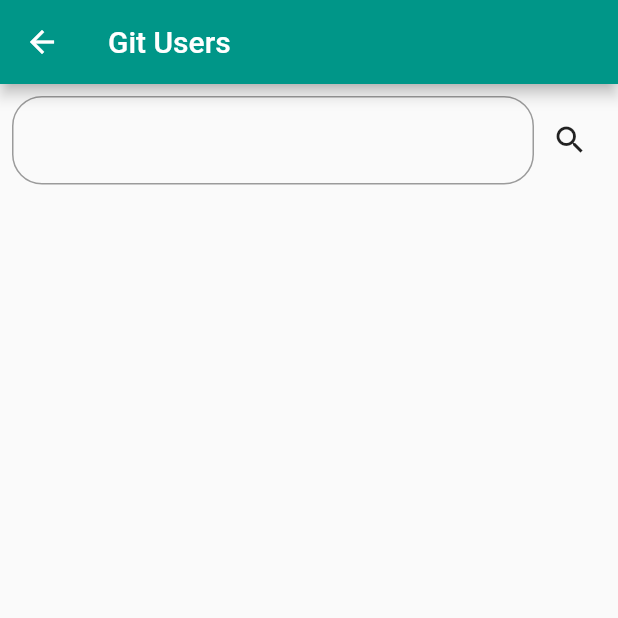
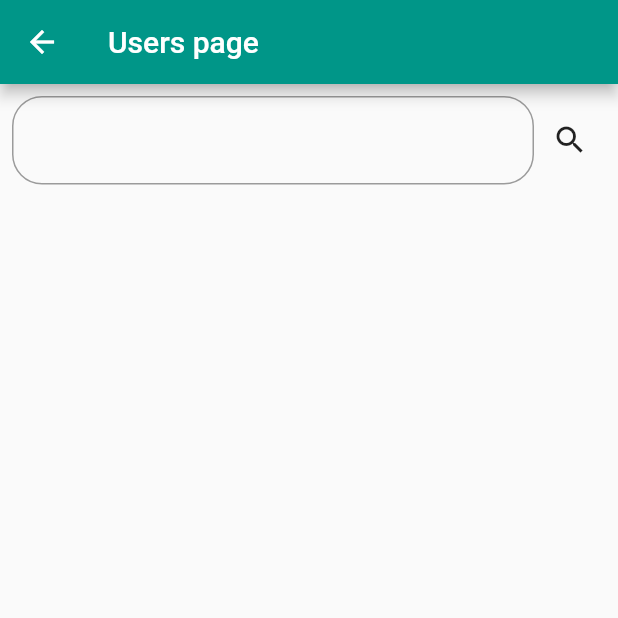
Before and after one commit to aliloumehdi/github_users_bloc, a Flutter app: the GitUsersPage screen opened directly, on a phone screen of 412 x 824 dp, the top half of it. Run offline on Flutter 3.47's test engine with Material 2 defaults, Android fonts, the phone set to English and light mode, and no system bars; our stand-ins replace bloc, flutter_bloc, lazy_load_scrollview, qr_flutter.

Commit message:
Update on user search

```diff
--- a/lib/bloc/users.bloc.dart
+++ b/lib/bloc/users.bloc.dart
@@ -8,50 +8,57 @@ class SearchUsersEvent extends UsersEvent{
   final int currentPage;
   final int totalePages;
   final int pageSize;
-  final String currentKeyword;
-  SearchUsersEvent({required this.currentKeyword,required this.currentPage, required this.pageSize, required this.totalePages});
+  final String key;
+
+
+  SearchUsersEvent({required  this.key,required this.currentPage, required this.pageSize, required this.totalePages});
 
 
 }
 
-class NextPage extends SearchUsersEvent {
-  NextPage({required super.currentKeyword, required super.currentPage, required super.pageSize, required super.totalePages});
-  // NextPage({required super.key, required super.currentPage, required super.pageSize});
+class NextPageEvent extends SearchUsersEvent {
+  NextPageEvent({required String key, required int currentPage, required int pageSize,required int totalePages}) : super(key : key,currentPage:  currentPage, pageSize: pageSize,totalePages : totalePages);
 }
 abstract class UsersState{
 
-  final List<User> list;
+  final List<User> users;
   final int currentPage;
   final int totalePages;
   final int pageSize;
-  final String currentKeyword;
+  final String key;
 
-  UsersState({required this.currentKeyword,required this.list, required this.currentPage , required this.totalePages,required this.pageSize});
+  UsersState({required this.key,required this.users, required this.currentPage , required this.totalePages,required this.pageSize});
 
 }
 class SearchUsersSuccessState extends UsersState {
-  SearchUsersSuccessState({required super.currentKeyword, required super.list, required super.currentPage, required super.totalePages, required super.pageSize});
+  SearchUsersSuccessState({required super.key, required super.users, required super.currentPage, required super.totalePages, required super.pageSize});
+
 
 
 
 
 }
 class SearchUsersIsLoadingState extends UsersState{
-  SearchUsersIsLoadingState({required super.currentKeyword, required super.list, required super.currentPage, required super.totalePages, required super.pageSize});
+  SearchUsersIsLoadingState({required super.key, required super.users, required super.currentPage, required super.totalePages, required super.pageSize});
+
+
 
 }
 class SearchUsersErrorState extends UsersState{
 
 
-   final String errorMessage;
+  final String error;
 
-  SearchUsersErrorState({required super.currentKeyword, required super.list, required super.currentPage, required super.totalePages, required super.pageSize,required this.errorMessage});
+  SearchUsersErrorState({required super.key, required super.users, required super.currentPage, required super.totalePages, required super.pageSize, required this.error});
+
 
 
 
 }
 class UsersInitialState extends UsersState{
-  UsersInitialState():super(currentPage: 0,list: [],totalePages: 0,pageSize: 20,currentKeyword: "");
+  UsersInitialState() : super(key: "", users: [],currentPage: 0,totalePages:  0,pageSize: 20);
+
+
 
 }
 
@@ -64,27 +71,59 @@ UsersBloc() : super(UsersInitialState()){
 
 
     on((SearchUsersEvent event, emit)async{
-    // emit(SearchUsersIsLoadingState(
-
-    // ));
+      emit(SearchUsersIsLoadingState(
+          key : state.key,
+          users : state.users,
+          currentPage: state.currentPage,
+          totalePages : state.totalePages ,
+          pageSize : state.pageSize
+      ));
       try{
-     ListUsers listeUsers = await usersRepository.searchUsers(event.currentKeyword, event.currentPage, event.pageSize);
+        ListUsers listeUsers = await usersRepository.searchUsers(event.key, event.currentPage, event.pageSize);
         int totalPage = (listeUsers.totalCount / event.pageSize).floor();
-     List<User> currentList=[...state.list];
-     state.list.addAll(currentList);
         if(listeUsers.totalCount % event.pageSize !=0 )
           totalPage = totalPage+1;
-     emit(SearchUsersSuccessState(currentKeyword : event.currentKeyword,list : currentList, currentPage: event.currentPage,totalePages : totalPage ,pageSize : event.pageSize));
+        emit(SearchUsersSuccessState(
+            key : event.key,
+            users : listeUsers.items,
+            currentPage: event.currentPage,
+            totalePages : totalPage ,
+            pageSize : event.pageSize
+        ));
       } catch(ex) {
-     emit(SearchUsersErrorState(
-        currentKeyword: state.currentKeyword,
-        pageSize: state.pageSize,
-        totalePages: state.totalePages,
-        currentPage: state.currentPage,
-        list: state.list,
-         errorMessage : ex.toString()));
+        emit(SearchUsersErrorState( key : event.key,
+            users : state.users,
+            currentPage: event.currentPage,
+            totalePages : state.totalePages ,
+            pageSize : event.pageSize,error : ex.toString()));
       }
     });
 
+    on((NextPageEvent event, emit)async{
+
+      try{
+        ListUsers listeUsers = await usersRepository.searchUsers(event.key, event.currentPage, event.pageSize);
+        int totalPage = (listeUsers.totalCount / event.pageSize).floor();
+        if(listeUsers.totalCount % event.pageSize !=0 )
+          totalPage = totalPage+1;
+
+        List<User> currentList = [...state.users];
+
+        state.users.addAll(listeUsers.items);
+        emit(SearchUsersSuccessState(
+            key : event.key,
+            users : currentList,
+            currentPage: event.currentPage,
+            totalePages : totalPage ,
+            pageSize : event.pageSize
+        ));
+      } catch(ex) {
+        emit(SearchUsersErrorState( key : event.key,
+            users : state.users,
+            currentPage: event.currentPage,
+            totalePages : state.totalePages ,
+            pageSize : event.pageSize,error : ex.toString()));
+      }
+    });
   }
 }
--- a/lib/main.dart
+++ b/lib/main.dart
@@ -119,6 +119,7 @@ import 'package:flutter/material.dart';
 import 'package:flutter_bloc/flutter_bloc.dart';
 import 'package:github_users_bloc/bloc/counter.bloc.dart';
 import 'package:github_users_bloc/bloc/theme.bloc.dart';
+import 'package:github_users_bloc/bloc/users.bloc.dart';
 import 'package:github_users_bloc/ui/pages/root.view.dart';
 
 void main(){
@@ -131,7 +132,8 @@ class MyApp extends StatelessWidget {
     return MultiBlocProvider(
 providers: [
   BlocProvider(create: (context) => CounterBloc(),),
-  BlocProvider(create: (context) => ThemeBloc())
+  BlocProvider(create: (context) => ThemeBloc()),
+  BlocProvider(create: (context) => UsersBloc())
 ],
 child:const RootView()
     );
--- a/lib/repository/users.repository.dart
+++ b/lib/repository/users.repository.dart
@@ -7,15 +7,13 @@ import 'package:http/http.dart' as http;
 class UsersRepository{
 
 
-  Future<ListUsers> searchUsers(String hey,int p,int s) async {
+  Future<ListUsers> searchUsers(String query,int page,int size) async {
 
-    String url = "https://api.github.com/search/users?q=$hey&page=$s&per_page=$p";
+    String url = "https://api.github.com/search/users?q=$query&page=$page&per_page=$size";
    try{
    http.Response response = await http.get(Uri.parse(url));
    if(response.statusCode==200)
-
    return ListUsers.fromJson(json.decode(response.body));
-
    return throw("Error => ${response.statusCode}");
    }catch(ex){
      return throw("Error => ${ex.toString()}");
--- a/lib/ui/pages/git.users.page.dart
+++ b/lib/ui/pages/git.users.page.dart
@@ -13,7 +13,22 @@ class GitUsersPage extends StatelessWidget {
     return Scaffold(
 
       appBar: AppBar(
-        title: const Text("Git Users"),
+        title: BlocBuilder<UsersBloc, UsersState>(
+
+          builder:  (context, state) {
+
+            if(state is SearchUsersErrorState)
+              return Row(
+                mainAxisAlignment:  MainAxisAlignment.spaceBetween,
+                children: [
+                  Text("users"),
+                  Text("${state.currentPage}/${state.totalePages}")
+                ],
+              );
+            else
+              return const Text("Users page");
+          },
+        ),
 
       ),
       body: Column(
@@ -36,7 +51,7 @@ class GitUsersPage extends StatelessWidget {
                     ,
                     IconButton(onPressed: () {
                       context.read<UsersBloc>().add(
-                          SearchUsersEvent(currentKeyword: textEditingController.text, currentPage: 0, pageSize: 20,totalePages: 300));
+                          SearchUsersEvent(key: textEditingController.text, currentPage: 0, pageSize: 20,totalePages: 300));
                     }, icon: const Icon(Icons.search))
 
                   ]
@@ -45,14 +60,13 @@ class GitUsersPage extends StatelessWidget {
           BlocBuilder<UsersBloc, UsersState>(builder: (context, state) {
             if (state is SearchUsersIsLoadingState)
               return const Center(
-
                 child: CircularProgressIndicator(),
               );
             else if (state is SearchUsersErrorState) {
               return Column(
                 children: [
                   Text(
-                    state.errorMessage, style: TextStyle(color: Colors.deepOrange),),
+                    state.error, style: TextStyle(color:Theme.of(context).primaryColor),),
                   ElevatedButton(onPressed: () {}, child: const Text('Retry'))
                 ],
               );
@@ -61,8 +75,7 @@ class GitUsersPage extends StatelessWidget {
                   onEndOfPage: () => {
 
 
-               context.read<UsersBloc>().add(NextPage( currentKeyword: state.currentKeyword, currentPage: state.currentPage+1, pageSize: state.pageSize +1,totalePages: 20 ))
-              // currentKeyword: state.currentKeyword, currentPage: state.currentPage+1, pageSize: state.pageSize +1
+                    context.read<UsersBloc>().add(NextPageEvent(key: state.key, currentPage: state.currentPage+1, pageSize: state.pageSize ,totalePages: state.totalePages ))
 
                   },
 
@@ -75,14 +88,14 @@ class GitUsersPage extends StatelessWidget {
                           children: [
 
                             CircleAvatar(
-                          backgroundImage: NetworkImage(state.list[index].avatarUrl) ,
+                              backgroundImage: NetworkImage(state.users[index].avatarUrl) ,
                               radius : 40,
 
                             ),
                             const SizedBox(
                               width: 5,
                             ),
-                        Text(state.list[index].login )
+                            Text(state.users[index].login )
 
                           ],
                         ),
@@ -91,12 +104,12 @@ class GitUsersPage extends StatelessWidget {
                           Divider(
                             height: 2,
                           ),
-                  itemCount: state.list.length)
+                      itemCount: state.users.length)
               )
               );
             }else{
               return Container(
-                color: Colors.deepOrange,
+                color: Theme.of(context).primaryColor,
               );
             }
           })
```
Lines whose indentation alone changed are shown as unchanged.
